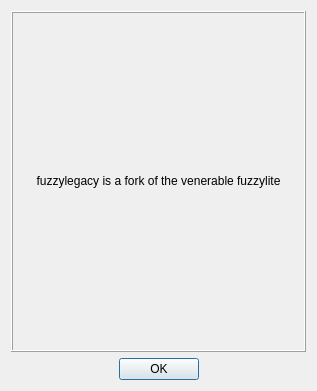
The window that qtfuzzylegacy/ui/About.ui (yurisa2/fuzzylegacy) describes before a commit, drawn with Qt 5.
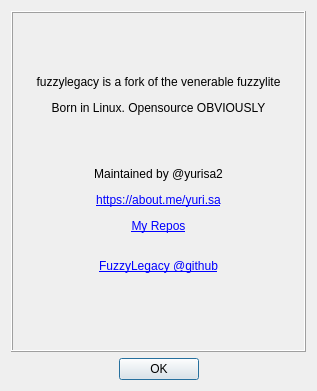
The same window after the commit. Icons and pictures are not drawn.

Patch:
```diff
--- a/qtfuzzylegacy/ui/About.ui
+++ b/qtfuzzylegacy/ui/About.ui
@@ -33,7 +33,7 @@
       <enum>QFrame::Raised</enum>
      </property>
      <property name="text">
-      <string>fuzzylegacy is a fork of the venerable fuzzylite</string>
+      <string>&lt;html&gt;&lt;head/&gt;&lt;body&gt;&lt;p&gt;fuzzylegacy is a fork of the venerable fuzzylite&lt;/p&gt;&lt;p&gt;Born in Linux. Opensource OBVIOUSLY&lt;/p&gt;&lt;p&gt;&lt;br/&gt;&lt;img src=&quot;:/icons/yuri-sa.png&quot;/&gt;&lt;/p&gt;&lt;p&gt;Maintained by @yurisa2&lt;/p&gt;&lt;p&gt;&lt;a href=&quot;About Me&quot;&gt;&lt;span style=&quot; text-decoration: underline; color:#0000ff;&quot;&gt;https://about.me/yuri.sa&lt;/span&gt;&lt;/a&gt;&lt;/p&gt;&lt;p&gt;&lt;a href=&quot;https://github.com/yurisa2&quot;&gt;&lt;span style=&quot; text-decoration: underline; color:#0000ff;&quot;&gt;My Repos&lt;/span&gt;&lt;/a&gt;&lt;br/&gt;&lt;/p&gt;&lt;p&gt;&lt;a href=&quot;https://github.com/yurisa2/fuzzylegacy&quot;&gt;&lt;span style=&quot; text-decoration: underline; color:#0000ff;&quot;&gt;FuzzyLegacy @github&lt;/span&gt;&lt;/a&gt;&lt;br/&gt;&lt;/p&gt;&lt;/body&gt;&lt;/html&gt;</string>
      </property>
      <property name="scaledContents">
       <bool>true</bool>
```
